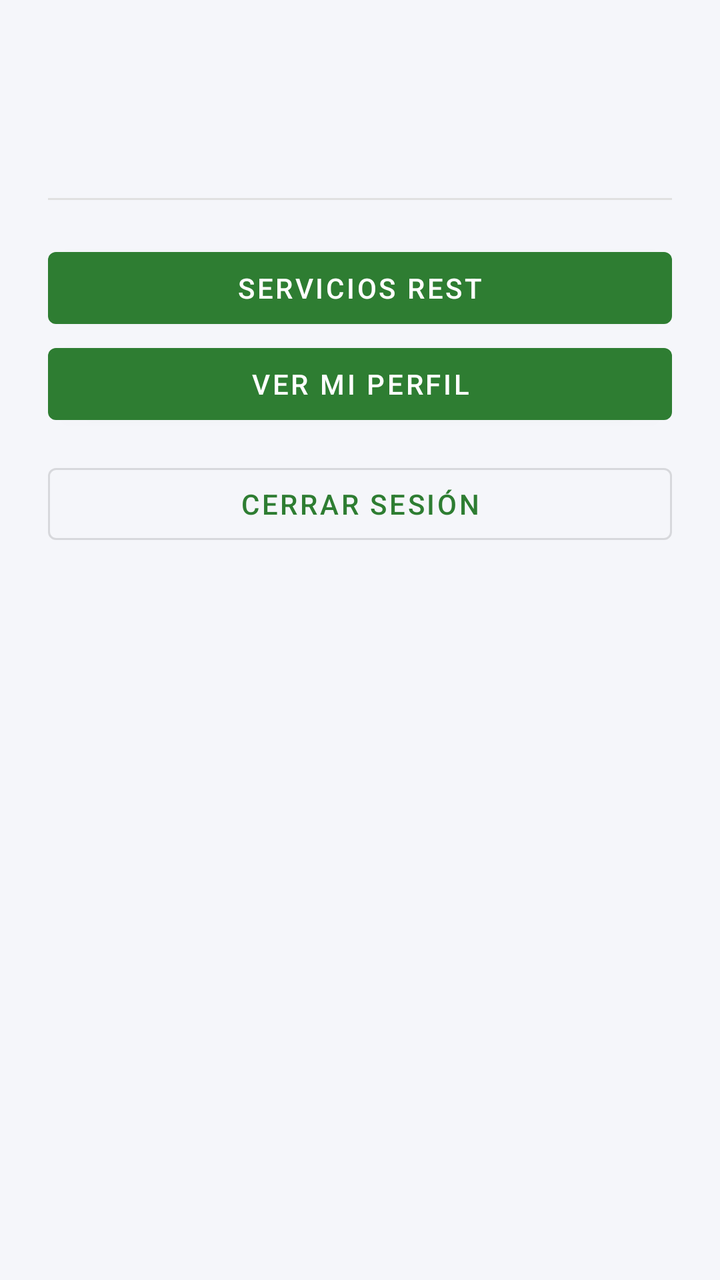
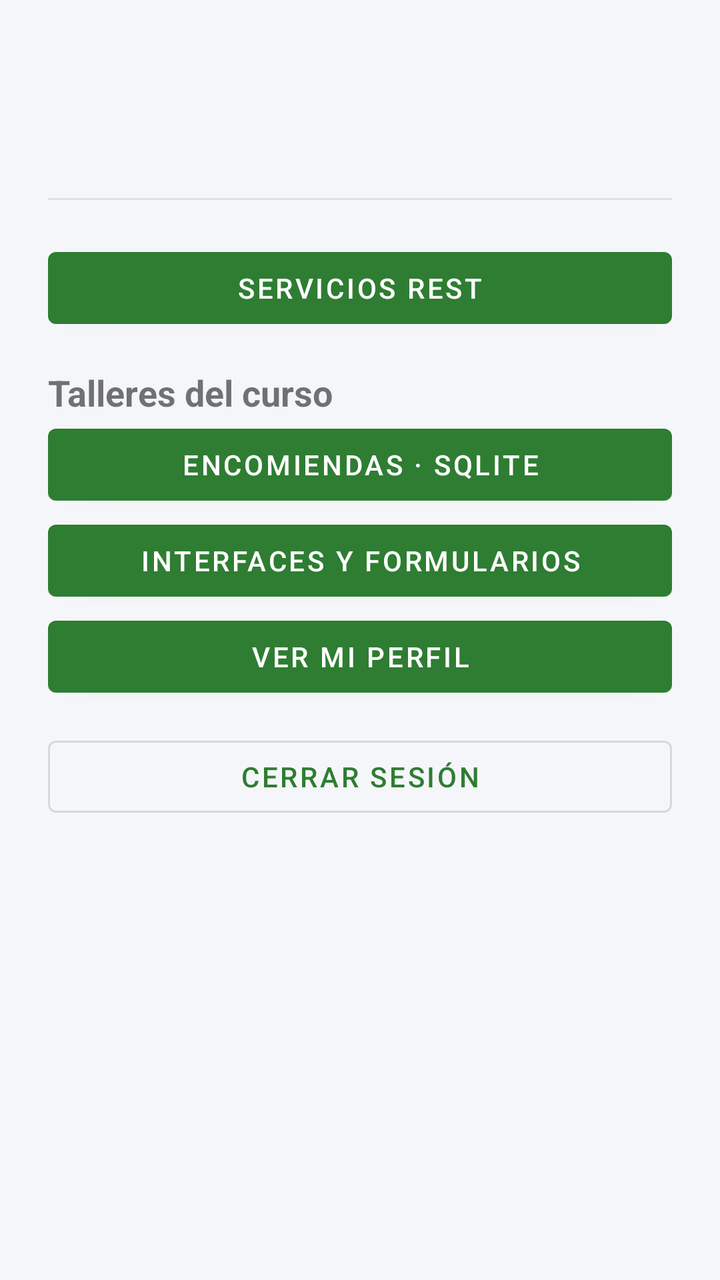

Two renders of the same Android screen: before a commit and after it. Below are the layout's source before the change and the commit's diff.
<!-- AndroidManifest.xml: application theme Theme.CursosVirtuales -->
<!-- res/layout/activity_main.xml -->
<?xml version="1.0" encoding="utf-8"?>
<LinearLayout xmlns:android="http://schemas.android.com/apk/res/android"
    android:layout_width="match_parent"
    android:layout_height="match_parent"
    android:orientation="vertical"
    android:background="@color/background"
    android:padding="24dp">

    <TextView
        android:id="@+id/tvWelcome"
        android:layout_width="match_parent"
        android:layout_height="wrap_content"
        android:textSize="22sp"
        android:textStyle="bold"
        android:textColor="@color/text_primary" />

    <TextView
        android:id="@+id/tvRolePanel"
        android:layout_width="match_parent"
        android:layout_height="wrap_content"
        android:layout_marginTop="4dp"
        android:textSize="16sp"
        android:textColor="@color/text_secondary" />

    <View
        android:layout_width="match_parent"
        android:layout_height="1dp"
        android:background="#E0E0E0"
        android:layout_marginVertical="20dp" />

    <com.google.android.material.button.MaterialButton
        android:id="@+id/btnMisCursos"
        android:layout_width="match_parent"
        android:layout_height="wrap_content"
        android:layout_marginBottom="12dp"
        android:text="@string/titulo_mis_cursos"
        android:visibility="gone" />

    <com.google.android.material.button.MaterialButton
        android:id="@+id/btnCursosDisponibles"
        android:layout_width="match_parent"
        android:layout_height="wrap_content"
        android:layout_marginBottom="12dp"
        android:text="@string/titulo_cursos_disponibles"
        android:visibility="gone" />

    <com.google.android.material.button.MaterialButton
        android:id="@+id/btnCalificaciones"
        android:layout_width="match_parent"
        android:layout_height="wrap_content"
        android:text="Mis calificaciones"
        android:visibility="gone" />

    <com.google.android.material.button.MaterialButton
        android:id="@+id/btnServiciosRest"
        android:layout_width="match_parent"
        android:layout_height="wrap_content"
        android:text="Servicios REST" />

    <com.google.android.material.button.MaterialButton
        android:id="@+id/btnGoProfile"
        android:layout_width="match_parent"
        android:layout_height="wrap_content"
        android:text="@string/home_go_profile" />

    <com.google.android.material.button.MaterialButton
        android:id="@+id/btnLogout"
        style="@style/Widget.MaterialComponents.Button.OutlinedButton"
        android:layout_width="match_parent"
        android:layout_height="wrap_content"
        android:layout_marginTop="12dp"
        android:text="@string/home_logout" />

</LinearLayout>
<!-- resources referenced by this layout -->
<resources>
  <color name="background">#F5F6FA</color>
  <color name="text_primary">#1C1C1E</color>
  <color name="text_secondary">#6B6B70</color>
  <string name="home_go_profile">Ver mi perfil</string>
  <string name="home_logout">Cerrar sesión</string>
  <string name="titulo_cursos_disponibles">Cursos disponibles</string>
  <string name="titulo_mis_cursos">Mis cursos</string>
  <style name="Theme.CursosVirtuales" parent="Theme.MaterialComponents.DayNight.NoActionBar">
          <item name="colorPrimary">@color/brand_primary</item>
          <item name="colorPrimaryDark">@color/brand_primary_dark</item>
          <item name="colorAccent">@color/brand_accent</item>
          <item name="android:windowBackground">@color/background</item>
          <item name="android:statusBarColor">@color/brand_primary_dark</item>
      </style>
  <color name="brand_primary">#2E7D32</color>
  <color name="brand_primary_dark">#1B5E20</color>
  <color name="brand_accent">#FFC107</color>
</resources>

<!-- the commit's change to res/layout/activity_main.xml (unified diff, before → after) -->
@@ -1,7 +1,9 @@
 <?xml version="1.0" encoding="utf-8"?>
-<LinearLayout xmlns:android="http://schemas.android.com/apk/res/android"
+<ScrollView xmlns:android="http://schemas.android.com/apk/res/android"
+    android:layout_width="match_parent" android:layout_height="match_parent" android:fillViewport="true">
+<LinearLayout
     android:layout_width="match_parent"
-    android:layout_height="match_parent"
+    android:layout_height="wrap_content"
     android:orientation="vertical"
     android:background="@color/background"
     android:padding="24dp">
@@ -57,6 +59,18 @@
         android:layout_height="wrap_content"
         android:text="Servicios REST" />
 
+    <TextView android:layout_width="match_parent" android:layout_height="wrap_content"
+        android:layout_marginTop="16dp" android:text="Talleres del curso" android:textStyle="bold" android:textSize="18sp" />
+    <com.google.android.material.button.MaterialButton
+        android:id="@+id/btnEncomiendas" android:layout_width="match_parent"
+        android:layout_height="wrap_content" android:text="Encomiendas · SQLite" />
+    <com.google.android.material.button.MaterialButton
+        android:id="@+id/btnLayouts" android:layout_width="match_parent"
+        android:layout_height="wrap_content" android:text="Interfaces y formularios" />
+
+    <com.google.android.material.button.MaterialButton
+        android:id="@+id/btnDemo" android:layout_width="match_parent"
+        android:layout_height="wrap_content" android:text="Cargar ejemplos de presentación" android:visibility="gone" />
     <com.google.android.material.button.MaterialButton
         android:id="@+id/btnGoProfile"
         android:layout_width="match_parent"
@@ -72,3 +86,4 @@
         android:text="@string/home_logout" />
 
 </LinearLayout>
+</ScrollView>
